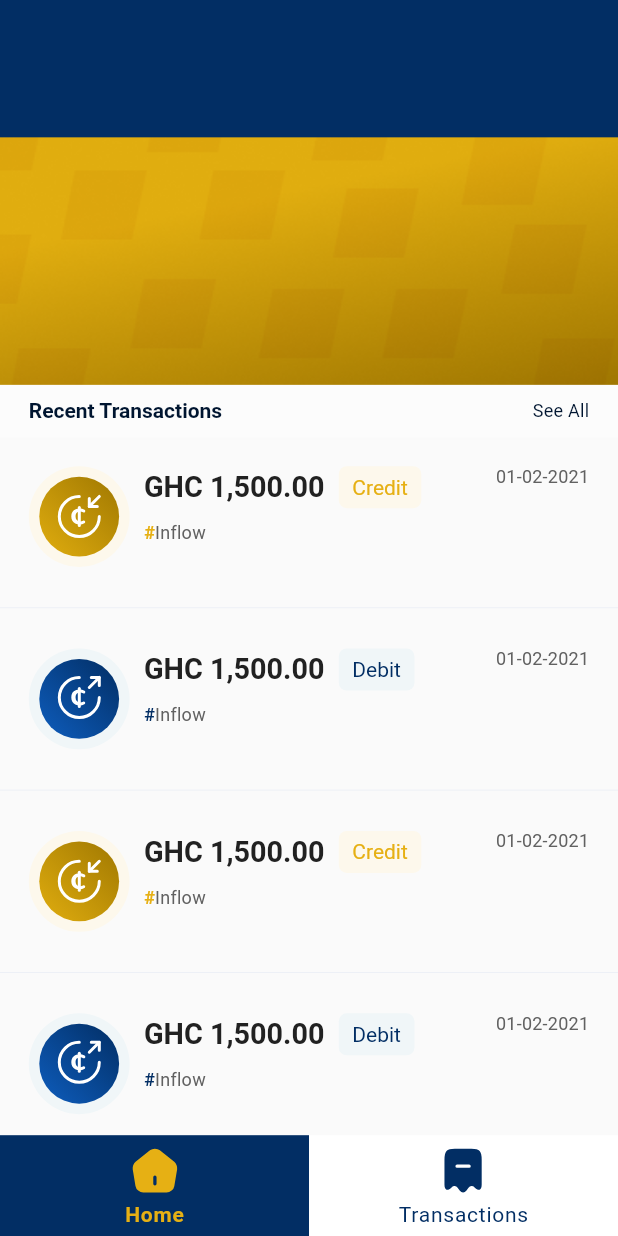
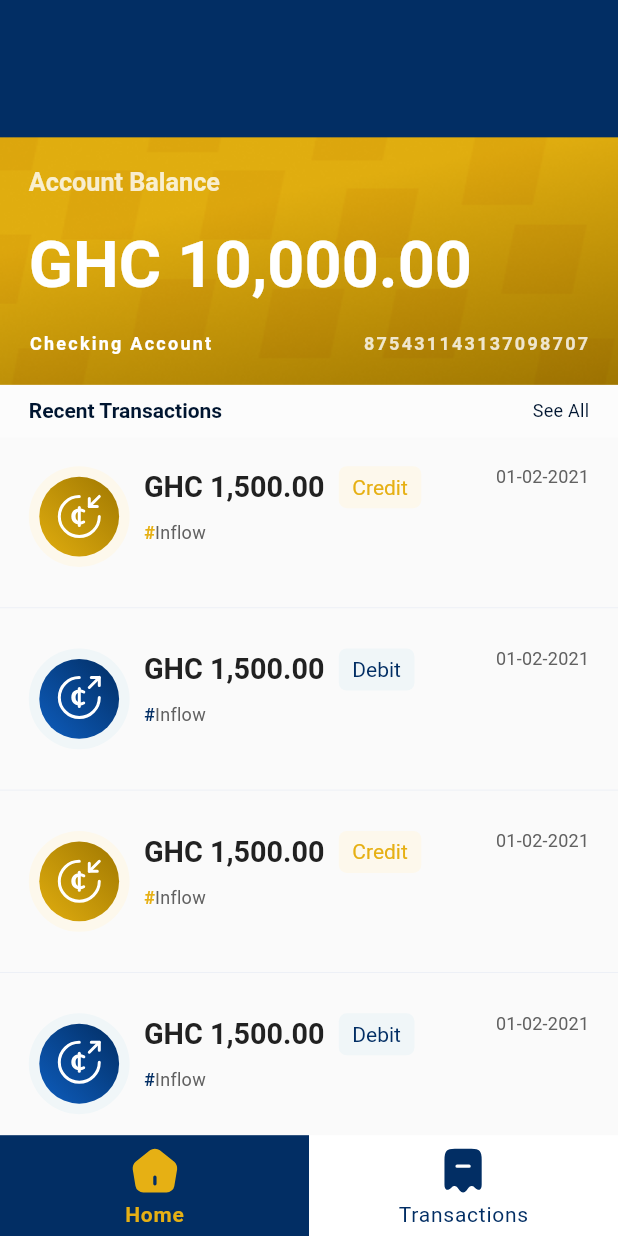
Before and after one commit to Trinity6264/bank, a Flutter app: the screen it shows after launch, after a tap on "Login", on a phone screen of 412 x 824 dp. Run offline on Flutter 3.47's test engine with Material 2 defaults, Android fonts, the phone set to English and light mode, and no system bars; drawn by our look-alikes of auto_size_text; our stand-ins replace auto_route, bloc, flutter_bloc, flutter_svg, freezed_annotation, logger.

Commit message:
Home screen ui design is done

```diff
--- a/lib/common/constant.dart
+++ b/lib/common/constant.dart
@@ -28,6 +28,7 @@ extension BuildContextExtension on BuildContext {
   double get nameTextFontSize => 16.0;
   double get transactionTextFontSize => 18.0;
   double get textButtonFontSize => 14.0;
+  double get textBalanceFontSize => 36.0;
 
   double getBodyFontSize() {
     final Size(:height) = MediaQuery.of(this).size;
@@ -101,6 +102,20 @@ extension BuildContextExtension on BuildContext {
     }
 
     return transactionTextFontSize;
+  }
+  double get getTextBalanceFontSize {
+    final Size(:height) = MediaQuery.of(this).size;
+    if (height > 1080) {
+      return textBalanceFontSize * 1.3;
+    } else if (height > 720) {
+      return textBalanceFontSize * 1.2;
+    } else if (height > 640) {
+      return textBalanceFontSize * 1.1;
+    } else if (height > 360) {
+      return textBalanceFontSize * 1.0;
+    }
+
+    return textBalanceFontSize;
   }
 
   double getTextButtonFontSize() {
--- a/lib/home/page/home_page.dart
+++ b/lib/home/page/home_page.dart
@@ -12,11 +12,70 @@ class HomePage extends StatelessWidget {
   Widget build(BuildContext context) {
     return Column(
       children: [
-        Image.asset(
-          "assets/frame.png",
+        SizedBox(
           width: double.infinity,
-          fit: BoxFit.cover,
           height: MediaQuery.sizeOf(context).height / 5,
+          child: Stack(
+            children: [
+              Image.asset(
+                "assets/frame.png",
+                width: double.infinity,
+                fit: BoxFit.cover,
+                height: double.infinity,
+              ),
+              Padding(
+                padding: EdgeInsets.symmetric(
+                  horizontal: context.getMediumPaddingSize(),
+                ),
+                child: Column(
+                  crossAxisAlignment: CrossAxisAlignment.stretch,
+                  mainAxisAlignment: MainAxisAlignment.spaceEvenly,
+                  children: [
+                    Text(
+                      "Account Balance",
+                      style: TextStyle(
+                        color: const Color(0xffffffff).withOpacity(0.8),
+                        fontSize: context.getBodyFontSize(),
+                        fontWeight: FontWeight.w600,
+                      ),
+                    ),
+                    Text(
+                      "GHC 10,000.00",
+                      style: TextStyle(
+                        color: const Color(0xffffffff),
+                        fontSize: context.getTextBalanceFontSize,
+                        fontWeight: FontWeight.w700,
+                      ),
+                    ),
+                    Row(
+                      mainAxisAlignment: MainAxisAlignment.spaceBetween,
+                      crossAxisAlignment: CrossAxisAlignment.center,
+                      children: [
+                        Text(
+                          "Checking Account",
+                          style: TextStyle(
+                            color: const Color(0xffffffff),
+                            fontSize: context.getBodySmallFontSize,
+                            fontWeight: FontWeight.w600,
+                            letterSpacing: 1.5,
+                          ),
+                        ),
+                        Text(
+                          "875431143137098707",
+                          style: TextStyle(
+                            color: const Color(0xffffffff).withOpacity(0.8),
+                            fontSize: context.getBodySmallFontSize,
+                            fontWeight: FontWeight.w600,
+                            letterSpacing: 1.5,
+                          ),
+                        ),
+                      ],
+                    ),
+                  ],
+                ),
+              ),
+            ],
+          ),
         ),
         Container(
           width: double.infinity,
```
